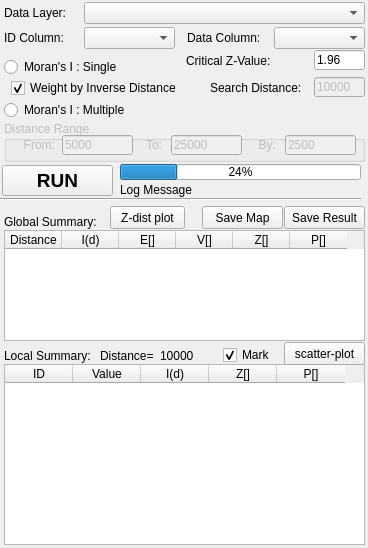
Qt form gui/ui_form_spatial_scan.ui (Gaia3D/GeepsSpatialStatistic) before a commit.
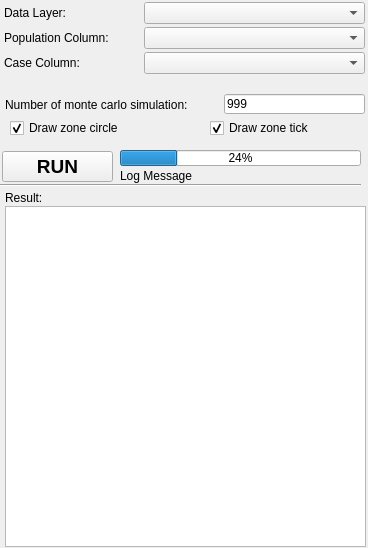
The same form after that commit.

Commit message: SpatialScan 완료

Patch:
```diff
--- a/gui/ui_form_spatial_scan.ui
+++ b/gui/ui_form_spatial_scan.ui
@@ -11,7 +11,7 @@
    </rect>
   </property>
   <property name="windowTitle">
-   <string>Moran's I Statistic</string>
+   <string>Spatial Scan</string>
   </property>
   <widget class="QLabel" name="label">
    <property name="geometry">
@@ -29,9 +29,9 @@
   <widget class="QComboBox" name="cmbLayer">
    <property name="geometry">
     <rect>
-     <x>84</x>
+     <x>144</x>
      <y>2</y>
-     <width>281</width>
+     <width>221</width>
      <height>22</height>
     </rect>
    </property>
@@ -39,218 +39,31 @@
   <widget class="QLabel" name="label_3">
    <property name="geometry">
     <rect>
-     <x>187</x>
-     <y>30</y>
+     <x>4</x>
+     <y>55</y>
      <width>81</width>
      <height>16</height>
     </rect>
    </property>
    <property name="text">
-    <string>Data Column:</string>
+    <string>Case Column:</string>
    </property>
   </widget>
-  <widget class="QComboBox" name="cmbTgtColumn">
+  <widget class="QComboBox" name="cmbCasePopulColumn">
    <property name="geometry">
     <rect>
-     <x>274</x>
-     <y>27</y>
-     <width>91</width>
+     <x>144</x>
+     <y>52</y>
+     <width>221</width>
      <height>22</height>
     </rect>
    </property>
   </widget>
-  <widget class="QRadioButton" name="rdoSingle">
-   <property name="geometry">
-    <rect>
-     <x>4</x>
-     <y>59</y>
-     <width>141</width>
-     <height>16</height>
-    </rect>
-   </property>
-   <property name="text">
-    <string>Moran's I : Single</string>
-   </property>
-  </widget>
-  <widget class="QRadioButton" name="rdoMultiple">
-   <property name="geometry">
-    <rect>
-     <x>4</x>
-     <y>102</y>
-     <width>151</width>
-     <height>16</height>
-    </rect>
-   </property>
-   <property name="text">
-    <string>Moran's I : Multiple</string>
-   </property>
-  </widget>
-  <widget class="QLabel" name="lbl_s_1">
-   <property name="geometry">
-    <rect>
-     <x>210</x>
-     <y>80</y>
-     <width>101</width>
-     <height>16</height>
-    </rect>
-   </property>
-   <property name="text">
-    <string>Search Distance:</string>
-   </property>
-  </widget>
-  <widget class="QLineEdit" name="edtSearchDistance">
-   <property name="enabled">
-    <bool>false</bool>
-   </property>
-   <property name="geometry">
-    <rect>
-     <x>314</x>
-     <y>77</y>
-     <width>51</width>
-     <height>20</height>
-    </rect>
-   </property>
-   <property name="text">
-    <string>10000</string>
-   </property>
-  </widget>
-  <widget class="QLabel" name="lbl_m_1">
-   <property name="enabled">
-    <bool>true</bool>
-   </property>
-   <property name="geometry">
-    <rect>
-     <x>186</x>
-     <y>53</y>
-     <width>101</width>
-     <height>16</height>
-    </rect>
-   </property>
-   <property name="text">
-    <string>Critical Z-Value:</string>
-   </property>
-  </widget>
-  <widget class="QLineEdit" name="edtCritcalZValue">
-   <property name="geometry">
-    <rect>
-     <x>314</x>
-     <y>50</y>
-     <width>51</width>
-     <height>20</height>
-    </rect>
-   </property>
-   <property name="text">
-    <string>1.96</string>
-   </property>
-  </widget>
-  <widget class="QGroupBox" name="gb_multiple">
-   <property name="enabled">
-    <bool>false</bool>
-   </property>
-   <property name="geometry">
-    <rect>
-     <x>4</x>
-     <y>121</y>
-     <width>361</width>
-     <height>41</height>
-    </rect>
-   </property>
-   <property name="title">
-    <string>Distance Range</string>
-   </property>
-   <widget class="QLabel" name="label_6">
-    <property name="geometry">
-     <rect>
-      <x>10</x>
-      <y>16</y>
-      <width>41</width>
-      <height>16</height>
-     </rect>
-    </property>
-    <property name="text">
-     <string>From:</string>
-    </property>
-    <property name="alignment">
-     <set>Qt::AlignRight|Qt::AlignTrailing|Qt::AlignVCenter</set>
-    </property>
-   </widget>
-   <widget class="QLineEdit" name="edtFrom">
-    <property name="geometry">
-     <rect>
-      <x>58</x>
-      <y>14</y>
-      <width>71</width>
-      <height>20</height>
-     </rect>
-    </property>
-    <property name="text">
-     <string>5000</string>
-    </property>
-   </widget>
-   <widget class="QLineEdit" name="edtTo">
-    <property name="geometry">
-     <rect>
-      <x>167</x>
-      <y>14</y>
-      <width>71</width>
-      <height>20</height>
-     </rect>
-    </property>
-    <property name="text">
-     <string>25000</string>
-    </property>
-   </widget>
-   <widget class="QLabel" name="label_7">
-    <property name="geometry">
-     <rect>
-      <x>127</x>
-      <y>16</y>
-      <width>31</width>
-      <height>16</height>
-     </rect>
-    </property>
-    <property name="text">
-     <string>To:</string>
-    </property>
-    <property name="alignment">
-     <set>Qt::AlignRight|Qt::AlignTrailing|Qt::AlignVCenter</set>
-    </property>
-   </widget>
-   <widget class="QLabel" name="label_8">
-    <property name="geometry">
-     <rect>
-      <x>241</x>
-      <y>16</y>
-      <width>31</width>
-      <height>16</height>
-     </rect>
-    </property>
-    <property name="text">
-     <string>By:</string>
-    </property>
-    <property name="alignment">
-     <set>Qt::AlignRight|Qt::AlignTrailing|Qt::AlignVCenter</set>
-    </property>
-   </widget>
-   <widget class="QLineEdit" name="edtBy">
-    <property name="geometry">
-     <rect>
-      <x>281</x>
-      <y>14</y>
-      <width>71</width>
-      <height>20</height>
-     </rect>
-    </property>
-    <property name="text">
-     <string>2500</string>
-    </property>
-   </widget>
-  </widget>
   <widget class="QPushButton" name="btnRun">
    <property name="geometry">
     <rect>
      <x>2</x>
-     <y>165</y>
+     <y>151</y>
      <width>111</width>
      <height>31</height>
     </rect>
@@ -267,205 +80,12 @@
     <string>RUN</string>
    </property>
   </widget>
-  <widget class="QPushButton" name="btnSaveResult">
+  <widget class="QComboBox" name="cmbPopColumn">
    <property name="geometry">
     <rect>
-     <x>284</x>
-     <y>206</y>
-     <width>81</width>
-     <height>23</height>
-    </rect>
-   </property>
-   <property name="text">
-    <string>Save Result</string>
-   </property>
-  </widget>
-  <widget class="QPushButton" name="btnSaveMap">
-   <property name="geometry">
-    <rect>
-     <x>202</x>
-     <y>206</y>
-     <width>81</width>
-     <height>23</height>
-    </rect>
-   </property>
-   <property name="text">
-    <string>Save Map</string>
-   </property>
-   <property name="flat">
-    <bool>false</bool>
-   </property>
-  </widget>
-  <widget class="QLabel" name="label_9">
-   <property name="geometry">
-    <rect>
-     <x>4</x>
-     <y>214</y>
-     <width>131</width>
-     <height>16</height>
-    </rect>
-   </property>
-   <property name="text">
-    <string>Global Summary:</string>
-   </property>
-  </widget>
-  <widget class="QLabel" name="label_10">
-   <property name="geometry">
-    <rect>
-     <x>4</x>
-     <y>348</y>
-     <width>111</width>
-     <height>16</height>
-    </rect>
-   </property>
-   <property name="text">
-    <string>Local Summary:</string>
-   </property>
-  </widget>
-  <widget class="QTableWidget" name="tblGlobalSummary">
-   <property name="geometry">
-    <rect>
-     <x>4</x>
-     <y>230</y>
-     <width>361</width>
-     <height>111</height>
-    </rect>
-   </property>
-   <property name="editTriggers">
-    <set>QAbstractItemView::NoEditTriggers</set>
-   </property>
-   <property name="selectionMode">
-    <enum>QAbstractItemView::SingleSelection</enum>
-   </property>
-   <property name="selectionBehavior">
-    <enum>QAbstractItemView::SelectRows</enum>
-   </property>
-   <property name="cornerButtonEnabled">
-    <bool>false</bool>
-   </property>
-   <property name="rowCount">
-    <number>0</number>
-   </property>
-   <property name="columnCount">
-    <number>6</number>
-   </property>
-   <attribute name="horizontalHeaderVisible">
-    <bool>true</bool>
-   </attribute>
-   <attribute name="horizontalHeaderDefaultSectionSize">
-    <number>57</number>
-   </attribute>
-   <attribute name="verticalHeaderVisible">
-    <bool>false</bool>
-   </attribute>
-   <attribute name="verticalHeaderDefaultSectionSize">
-    <number>20</number>
-   </attribute>
-   <column>
-    <property name="text">
-     <string>Distance</string>
-    </property>
-   </column>
-   <column>
-    <property name="text">
-     <string>I(d)</string>
-    </property>
-   </column>
-   <column>
-    <property name="text">
-     <string>E[]</string>
-    </property>
-   </column>
-   <column>
-    <property name="text">
-     <string>V[]</string>
-    </property>
-   </column>
-   <column>
-    <property name="text">
-     <string>Z[]</string>
-    </property>
-   </column>
-   <column>
-    <property name="text">
-     <string>P[]</string>
-    </property>
-   </column>
-  </widget>
-  <widget class="QTableWidget" name="tblLocalSummary">
-   <property name="enabled">
-    <bool>true</bool>
-   </property>
-   <property name="geometry">
-    <rect>
-     <x>4</x>
-     <y>364</y>
-     <width>361</width>
-     <height>181</height>
-    </rect>
-   </property>
-   <property name="editTriggers">
-    <set>QAbstractItemView::NoEditTriggers</set>
-   </property>
-   <property name="selectionMode">
-    <enum>QAbstractItemView::SingleSelection</enum>
-   </property>
-   <property name="selectionBehavior">
-    <enum>QAbstractItemView::SelectRows</enum>
-   </property>
-   <property name="rowCount">
-    <number>0</number>
-   </property>
-   <property name="columnCount">
-    <number>5</number>
-   </property>
-   <attribute name="horizontalHeaderVisible">
-    <bool>true</bool>
-   </attribute>
-   <attribute name="horizontalHeaderDefaultSectionSize">
-    <number>68</number>
-   </attribute>
-   <attribute name="horizontalHeaderMinimumSectionSize">
-    <number>20</number>
-   </attribute>
-   <attribute name="verticalHeaderVisible">
-    <bool>false</bool>
-   </attribute>
-   <attribute name="verticalHeaderDefaultSectionSize">
-    <number>20</number>
-   </attribute>
-   <column>
-    <property name="text">
-     <string>ID</string>
-    </property>
-   </column>
-   <column>
-    <property name="text">
-     <string>Value</string>
-    </property>
-   </column>
-   <column>
-    <property name="text">
-     <string>I(d)</string>
-    </property>
-   </column>
-   <column>
-    <property name="text">
-     <string>Z[]</string>
-    </property>
-   </column>
-   <column>
-    <property name="text">
-     <string>P[]</string>
-    </property>
-   </column>
-  </widget>
-  <widget class="QComboBox" name="cmbIdColumn">
-   <property name="geometry">
-    <rect>
-     <x>84</x>
+     <x>144</x>
      <y>27</y>
-     <width>91</width>
+     <width>221</width>
      <height>22</height>
     </rect>
    </property>
@@ -475,19 +95,19 @@
     <rect>
      <x>4</x>
      <y>30</y>
-     <width>81</width>
+     <width>131</width>
      <height>16</height>
     </rect>
    </property>
    <property name="text">
-    <string>ID Column:</string>
+    <string>Population Column:</string>
    </property>
   </widget>
   <widget class="QProgressBar" name="progressBar">
    <property name="geometry">
     <rect>
      <x>120</x>
-     <y>164</y>
+     <y>150</y>
      <width>241</width>
      <height>16</height>
     </rect>
@@ -500,7 +120,7 @@
    <property name="geometry">
     <rect>
      <x>120</x>
-     <y>180</y>
+     <y>166</y>
      <width>241</width>
      <height>20</height>
     </rect>
@@ -513,7 +133,7 @@
    <property name="geometry">
     <rect>
      <x>0</x>
-     <y>191</y>
+     <y>177</y>
      <width>361</width>
      <height>16</height>
     </rect>
@@ -522,122 +142,109 @@
     <enum>Qt::Horizontal</enum>
    </property>
   </widget>
-  <widget class="QLabel" name="label_2">
+  <widget class="QLabel" name="label_5">
    <property name="geometry">
     <rect>
-     <x>100</x>
-     <y>348</y>
-     <width>61</width>
+     <x>5</x>
+     <y>97</y>
+     <width>211</width>
      <height>16</height>
     </rect>
    </property>
    <property name="text">
-    <string>Distance=</string>
+    <string>Number of monte carlo simulation:</string>
    </property>
   </widget>
-  <widget class="QLabel" name="lbl_distance">
+  <widget class="QLineEdit" name="edtNumSimul">
    <property name="geometry">
     <rect>
-     <x>160</x>
-     <y>348</y>
-     <width>51</width>
+     <x>224</x>
+     <y>94</y>
+     <width>141</width>
+     <height>20</height>
+    </rect>
+   </property>
+   <property name="text">
+    <string>999</string>
+   </property>
+   <property name="alignment">
+    <set>Qt::AlignLeading|Qt::AlignLeft|Qt::AlignVCenter</set>
+   </property>
+  </widget>
+  <widget class="QCheckBox" name="chkZoneTick">
+   <property name="geometry">
+    <rect>
+     <x>210</x>
+     <y>120</y>
+     <width>151</width>
      <height>16</height>
     </rect>
    </property>
    <property name="text">
-    <string>10000</string>
+    <string>Draw zone tick</string>
    </property>
+   <property name="checked">
+    <bool>true</bool>
+   </property>
   </widget>
-  <widget class="QPushButton" name="btnScatterPlot">
+  <widget class="QCheckBox" name="chkZoneCircle">
    <property name="geometry">
     <rect>
-     <x>284</x>
-     <y>342</y>
-     <width>81</width>
-     <height>23</height>
+     <x>10</x>
+     <y>120</y>
+     <width>151</width>
+     <height>16</height>
     </rect>
    </property>
    <property name="text">
-    <string>scatter-plot</string>
+    <string>Draw zone circle</string>
    </property>
+   <property name="checked">
+    <bool>true</bool>
+   </property>
   </widget>
-  <widget class="QPushButton" name="btnZDistPlot">
+  <widget class="QPlainTextEdit" name="txtResult">
    <property name="geometry">
     <rect>
-     <x>110</x>
+     <x>5</x>
      <y>206</y>
-     <width>75</width>
-     <height>23</height>
+     <width>361</width>
+     <height>341</height>
     </rect>
    </property>
-   <property name="text">
-    <string>Z-dist plot</string>
-   </property>
-  </widget>
-  <widget class="QCheckBox" name="chkInverseDist">
-   <property name="geometry">
-    <rect>
-     <x>11</x>
-     <y>80</y>
-     <width>181</width>
-     <height>16</height>
-    </rect>
-   </property>
-   <property name="text">
-    <string>Weight by Inverse Distance</string>
-   </property>
-   <property name="checked">
+   <property name="readOnly">
     <bool>true</bool>
    </property>
-   <property name="tristate">
-    <bool>false</bool>
-   </property>
   </widget>
-  <widget class="QCheckBox" name="chkDrawMark">
+  <widget class="QLabel" name="label_9">
    <property name="geometry">
     <rect>
-     <x>223</x>
-     <y>347</y>
-     <width>61</width>
+     <x>5</x>
+     <y>190</y>
+     <width>131</width>
      <height>16</height>
     </rect>
    </property>
    <property name="text">
-    <string>Mark</string>
-   </property>
-   <property name="checked">
-    <bool>true</bool>
+    <string>Result:</string>
    </property>
   </widget>
   <zorder>label</zorder>
   <zorder>cmbLayer</zorder>
   <zorder>label_3</zorder>
-  <zorder>cmbTgtColumn</zorder>
-  <zorder>rdoSingle</zorder>
-  <zorder>rdoMultiple</zorder>
-  <zorder>lbl_s_1</zorder>
-  <zorder>edtSearchDistance</zorder>
-  <zorder>lbl_m_1</zorder>
-  <zorder>edtCritcalZValue</zorder>
-  <zorder>gb_multiple</zorder>
+  <zorder>cmbCasePopulColumn</zorder>
   <zorder>btnRun</zorder>
-  <zorder>btnSaveResult</zorder>
-  <zorder>btnSaveMap</zorder>
-  <zorder>label_9</zorder>
-  <zorder>label_10</zorder>
-  <zorder>tblGlobalSummary</zorder>
-  <zorder>tblLocalSummary</zorder>
-  <zorder>cmbIdColumn</zorder>
+  <zorder>cmbPopColumn</zorder>
   <zorder>label_4</zorder>
   <zorder>progressBar</zorder>
   <zorder>line</zorder>
   <zorder>lbl_log</zorder>
-  <zorder>label_2</zorder>
-  <zorder>lbl_distance</zorder>
-  <zorder>btnScatterPlot</zorder>
-  <zorder>btnZDistPlot</zorder>
-  <zorder>chkInverseDist</zorder>
-  <zorder>chkDrawMark</zorder>
+  <zorder>label_5</zorder>
+  <zorder>edtNumSimul</zorder>
+  <zorder>chkZoneTick</zorder>
+  <zorder>chkZoneCircle</zorder>
+  <zorder>txtResult</zorder>
+  <zorder>label_9</zorder>
  </widget>
  <resources/>
  <connections/>
```
The commit also changes 9 other files.
